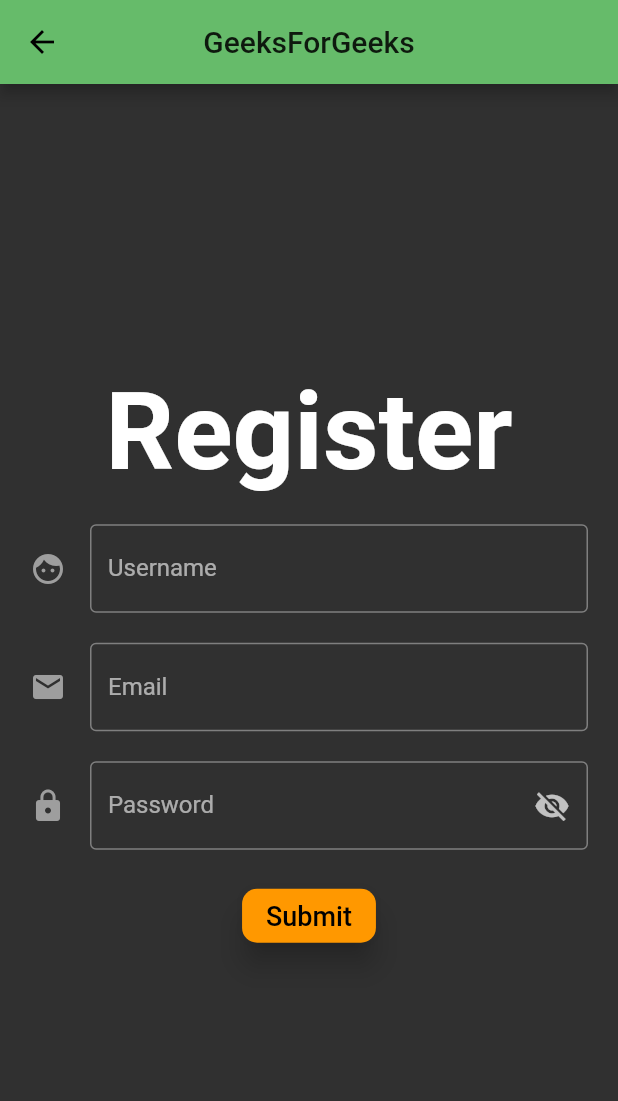
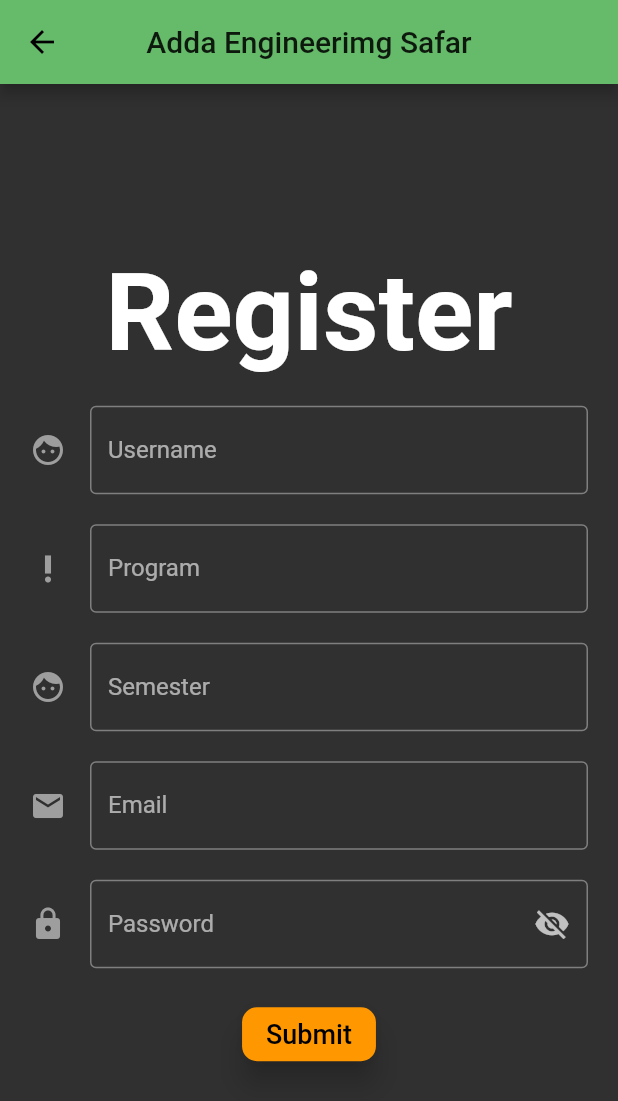
Before and after one commit to Sjdpk/Adda-Engineering-Safar, a Flutter app: the RegisterPage screen opened directly, on a phone screen of 412 x 824 dp. Shown: the top 1101 px of the screen. Run offline on Flutter 3.47's test engine with Material 2 defaults, Android fonts, the light colour scheme and no system bars; our stand-ins replace cloud_firestore, firebase_auth, firebase_core, flutter_svg, google_nav_bar, line_icons; missing offline and left inert: syncfusion_flutter_pdfviewer; accounts and stored records are empty.

Commit message:
adding university,program and semester field

```diff
--- a/lib/Models/user_model.dart
+++ b/lib/Models/user_model.dart
@@ -2,9 +2,20 @@
   String email;
   String uid;
   String username;
+  String university;
+  String program;
+  String semester;
   DateTime timestamp;
 
-  UserModel({this.email, this.uid, this.username, this.timestamp});
+  UserModel({
+    this.email,
+    this.uid,
+    this.username,
+    this.university,
+    this.program = 'Pokhara University',
+    this.semester,
+    this.timestamp,
+  });
 
   Map toMap(UserModel user) {
     var data = Map<String, dynamic>();
@@ -12,6 +23,9 @@
     data["uid"] = user.uid;
     data["username"] = user.username;
     data["email"] = user.email;
+    data['university'] = user.university;
+    data['pogram'] = user.program;
+    data['semester'] = user.semester;
     data["timestamp"] = user.timestamp;
 
     return data;
@@ -21,5 +35,8 @@
     this.uid = mapData["uid"];
     this.username = mapData["username"];
     this.email = mapData["email"];
+    this.university = mapData["university"];
+    this.program = mapData["program"];
+    this.semester = mapData["semester"];
   }
 }
--- a/lib/Screens/Register/register_page.dart
+++ b/lib/Screens/Register/register_page.dart
@@ -11,11 +11,11 @@
 class _RegisterPageState extends State<RegisterPage> {
 //To Toggle Password Text Visibility.
   bool _obscureText = true;
-  String _username, _email, _password;
+  String _username, _email, _program, _semester, _password;
 
 //For the loading state.
   bool _isSubmitting;
-
+  String _university = 'Pokhara University';
   final _formKey = GlobalKey<FormState>();
   final _scaffoldKey = GlobalKey<ScaffoldState>();
 
@@ -26,7 +26,7 @@
   Widget build(BuildContext context) {
     return Scaffold(
       key: _scaffoldKey,
-      appBar: AppBar(title: Text("GeeksForGeeks"), centerTitle: true),
+      appBar: AppBar(title: Text("Adda Engineerimg Safar"), centerTitle: true),
       body: Container(
         padding: EdgeInsets.symmetric(horizontal: 20),
         child: Center(
@@ -37,6 +37,8 @@
                 children: [
                   _showTitle(),
                   _showUsernameInput(),
+                  _showProgramInput(),
+                  _showSemesterInput(),
                   _showEmailInput(),
                   _showPasswordInput(),
                   _showFormActions()
@@ -68,6 +70,43 @@
             border: OutlineInputBorder(),
             labelText: "Username",
             hintText: "Enter Valid Username",
+            icon: Icon(
+              Icons.face,
+              color: Colors.grey,
+            )),
+      ),
+    );
+  }
+
+//
+  _showProgramInput() {
+    return Padding(
+      padding: EdgeInsets.only(top: 20),
+      child: TextFormField(
+        onSaved: (val) => _program = val,
+        validator: (val) => val.length < 3 ? "Program is too short." : null,
+        decoration: InputDecoration(
+            border: OutlineInputBorder(),
+            labelText: "Program",
+            hintText: "Enter Valid Program",
+            icon: Icon(
+              Icons.priority_high_sharp,
+              color: Colors.grey,
+            )),
+      ),
+    );
+  }
+
+  _showSemesterInput() {
+    return Padding(
+      padding: EdgeInsets.only(top: 20),
+      child: TextFormField(
+        onSaved: (val) => _semester = val,
+        validator: (val) => val.length > 1 ? "Semester is too long." : null,
+        decoration: InputDecoration(
+            border: OutlineInputBorder(),
+            labelText: "Semester",
+            hintText: "Enter Valid Semester",
             icon: Icon(
               Icons.face,
               color: Colors.grey,
@@ -214,9 +253,13 @@
 
   createUserInFirestore() async {
     context.read<AuthenticationService>().addUserToDB(
-        uid: auth.currentUser.uid,
-        username: _username,
-        email: auth.currentUser.email,
-        timestamp: timestamp);
+          uid: auth.currentUser.uid,
+          username: _username,
+          email: auth.currentUser.email,
+          university: _university,
+          program: _program,
+          semester: _semester,
+          timestamp: timestamp,
+        );
   }
 }
--- a/lib/Screens/SignIn/signin_page.dart
+++ b/lib/Screens/SignIn/signin_page.dart
@@ -25,7 +25,7 @@
       key: _scaffoldKey,
       appBar: AppBar(
         centerTitle: true,
-        title: Text("GeeksForGeeks"),
+        title: Text("Adda Engineerimg Safar"),
       ),
       body: Container(
         padding: EdgeInsets.symmetric(horizontal: 20),
```
Also changed, not shown: lib/Authentication/authentication.dart (deleted, +0 -45 lines), lib/Authentication/authentication_service.dart (+17 -3 lines), lib/Screens/Login/Component/rounded_input_field.dart (deleted, +0 -33 lines), lib/Screens/Login/Component/rounded_password_field.dart (deleted, +0 -34 lines), lib/Screens/Login/background.dart (deleted, +0 -40 lines), lib/Screens/Login/login_screen.dart (deleted, +0 -75 lines), lib/Screens/Signup/Component/rounded_input_field.dart (deleted, +0 -33 lines), lib/Screens/Signup/Component/rounded_password_field.dart (deleted, +0 -34 lines), lib/Screens/Signup/background.dart (deleted, +0 -41 lines), lib/Screens/Signup/signup_screen.dart (deleted, +0 -90 lines), lib/Screens/een_view.dart/home_page.dart (deleted, +0 -79 lines), 1 other file.
